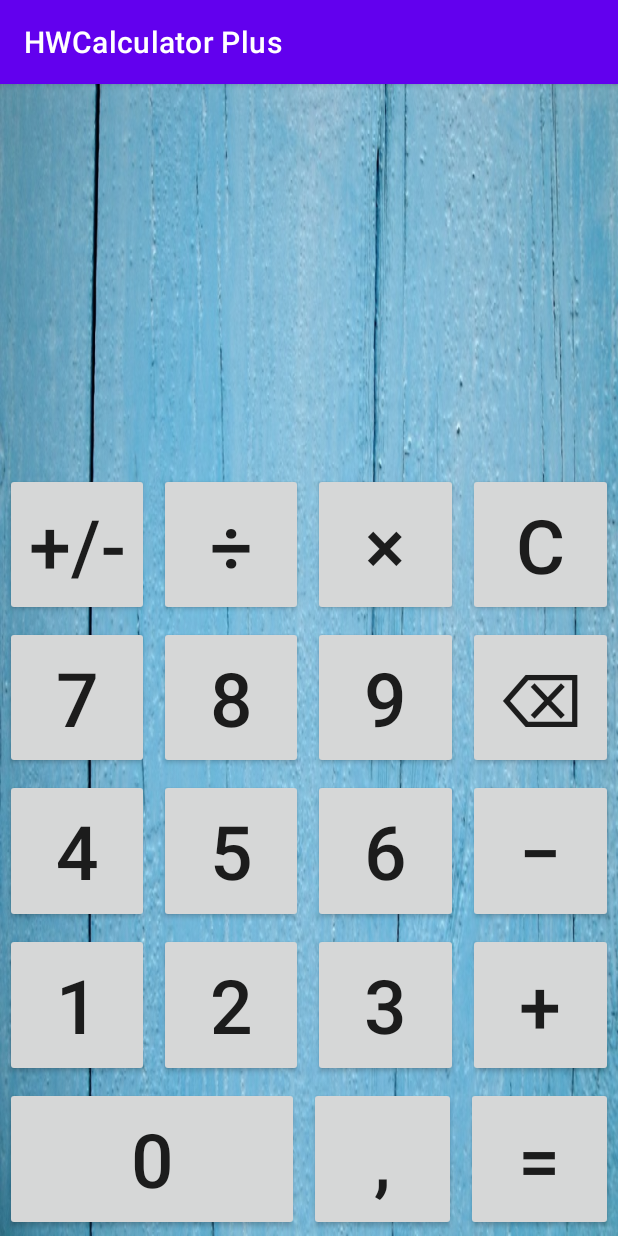
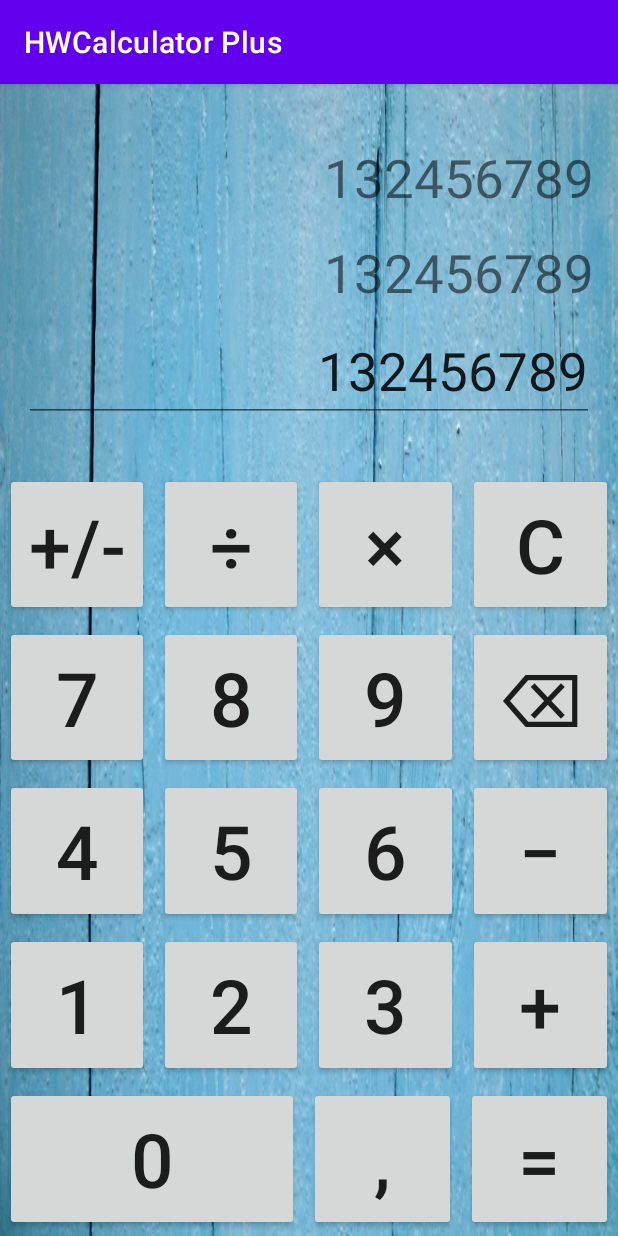
Before and after one commit to ArkHak/HWCalculator_Plus, an Android app: the screen it shows after launch (MainActivity), on a phone screen of 412 x 824 dp. Run offline under Robolectric (Android 15) with nearby library versions, the phone set to English and light mode, and no system bars.

Commit message:
ver 0.251 +добавлены поля ввода

```diff
--- a/app/src/main/res/layout/activity_main.xml
+++ b/app/src/main/res/layout/activity_main.xml
@@ -1,8 +1,8 @@
 <?xml version="1.0" encoding="utf-8"?>
 <FrameLayout xmlns:android="http://schemas.android.com/apk/res/android"
     xmlns:tools="http://schemas.android.com/tools"
-    android:layout_height="match_parent"
-     android:layout_width="match_parent">
+    android:layout_width="match_parent"
+    android:layout_height="match_parent">
 
     <androidx.appcompat.widget.AppCompatImageView
         android:layout_width="match_parent"
@@ -16,10 +16,53 @@
         android:orientation="vertical"
         tools:background="#FF0000">
 
-        <Space
+        <LinearLayout
             android:layout_width="match_parent"
             android:layout_height="0dp"
-            android:layout_weight="1" />
+            android:layout_weight="1"
+            android:gravity="center"
+            android:orientation="vertical"
+            tools:background="#FF0000">
+
+
+            <TextView
+                android:id="@+id/view_variable_a"
+                android:layout_width="match_parent"
+                android:layout_height="wrap_content"
+                android:layout_marginHorizontal="16dp"
+                android:layout_marginVertical="8dp"
+                android:maxLines="1"
+                android:textDirection="rtl"
+                android:textSize="35sp"
+                android:text="132456789" />
+
+            <TextView
+                android:id="@+id/view_action"
+                android:layout_width="match_parent"
+                android:layout_height="wrap_content"
+                android:layout_marginHorizontal="16dp"
+                android:layout_marginVertical="8dp"
+                android:maxLines="1"
+                android:textDirection="rtl"
+                android:textSize="35sp"
+                android:text="132456789" />
+
+            <EditText
+                android:id="@+id/view_variable_b"
+                android:layout_width="match_parent"
+                android:layout_height="wrap_content"
+                android:layout_marginHorizontal="16dp"
+                android:autofillHints=""
+                android:cursorVisible="false"
+                android:focusable="false"
+                android:inputType="numberDecimal"
+                android:longClickable="false"
+                android:maxLines="1"
+                android:textDirection="rtl"
+                android:textSize="35sp"
+                android:text="132456789" />
+
+        </LinearLayout>
 
         <LinearLayout
             android:layout_width="match_parent"
```
Also changed, not shown: app/src/main/java/com/example/hwcalculatorplus/Variables.java (added, +14 -0 lines), app/src/main/java/com/example/hwcalculatorplus/СalculatorАctions.java (added, +31 -0 lines).
